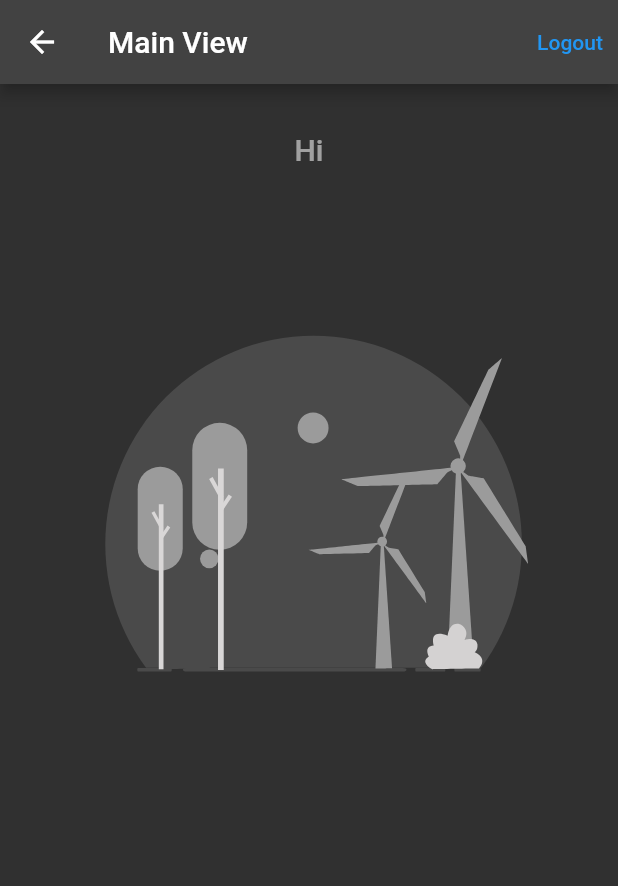
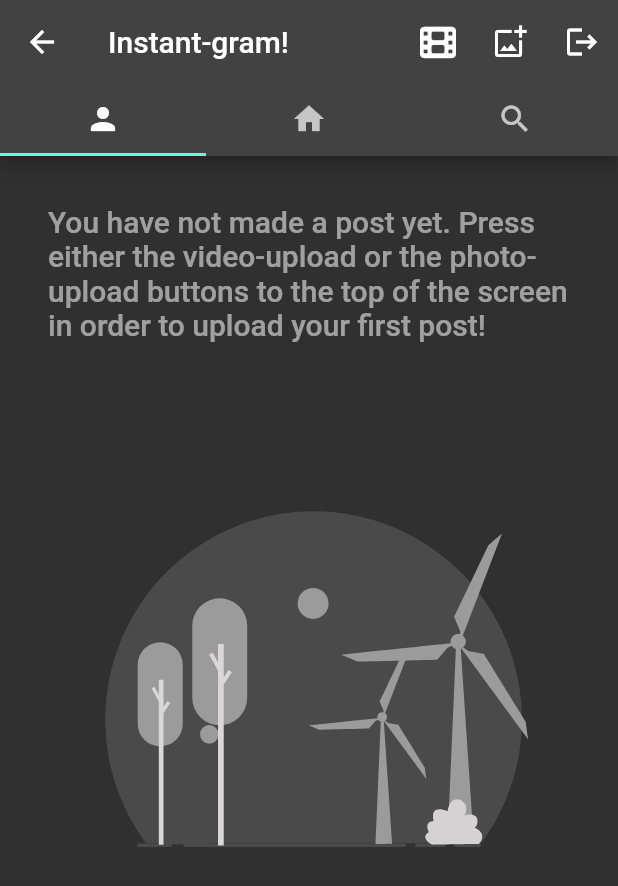
Before and after one commit to ahmedalmubarak/instant_gram, a Flutter app: the MainView screen opened directly, on a phone screen of 412 x 824 dp. Shown: the top 886 px of the screen. Run offline on Flutter 3.47's test engine with Material 2 defaults, Android fonts, the phone set to English and light mode, and no system bars; our stand-ins replace cloud_firestore, firebase_auth, firebase_core, font_awesome_flutter, google_sign_in, hooks_riverpod and 1 more; accounts and stored records are empty.

Commit message:
main view

```diff
--- a/lib/main.dart
+++ b/lib/main.dart
@@ -1,13 +1,12 @@
 import 'package:flutter/material.dart';
 import 'package:firebase_core/firebase_core.dart';
 import 'package:hooks_riverpod/hooks_riverpod.dart';
-import 'package:instagram_clone/state/auth/providers/auth_state_provider.dart';
 import 'package:instagram_clone/state/auth/providers/is_logged_in_provider.dart';
 import 'package:instagram_clone/state/providers/is_loading_provider.dart';
-import 'package:instagram_clone/views/components/animations/empty_contents_with_text_animation_view.dart';
 import 'package:instagram_clone/views/components/loading/loading_screen.dart';
 import 'firebase_options.dart';
 import 'views/login/login_view.dart';
+import 'views/main/main_view.dart';
 
 void main() async {
   WidgetsFlutterBinding.ensureInitialized();
@@ -54,31 +53,3 @@ class MyApp extends StatelessWidget {
     );
   }
 }
-
-class MainView extends ConsumerWidget {
-  const MainView({Key? key}) : super(key: key);
-
-  @override
-  Widget build(BuildContext context, WidgetRef ref) {
-    return Scaffold(
-      appBar: AppBar(
-        title: const Text('Main View'),
-        actions: [
-          TextButton(
-            onPressed: () async {
-              await ref.read(authStateNotifier.notifier).logOut();
-            },
-            child: const Text('Logout'),
-          ),
-        ],
-      ),
-      body: Column(
-        children: const [
-          EmptyContentsWithTextAnimationView(
-            text: 'Hi',
-          ),
-        ],
-      ),
-    );
-  }
-}
--- /dev/null
+++ b/lib/state/image_upload/models/file_type.dart
@@ -0,0 +1,4 @@
+enum FileType {
+  video,
+  image,
+}
--- /dev/null
+++ b/lib/state/posts/models/post.dart
@@ -0,0 +1,48 @@
+import 'package:cloud_firestore/cloud_firestore.dart';
+import 'package:flutter/foundation.dart' show immutable;
+import 'package:instagram_clone/state/posts/models/post_keys.dart';
+
+import '../../image_upload/models/file_type.dart';
+import '../../posts_settings/models/post_setting.dart';
+
+@immutable
+class Post {
+  final String postId;
+  final String userId;
+  final String message;
+  final DateTime createdAt;
+  final String thumbnailUrl;
+  final String fileUrl;
+  final FileType fileType;
+  final String fileName;
+  final double aspectRatio;
+  final String thumbnailStorageId;
+  final String originalFileStorageId;
+  final Map<PostSetting, bool> postSettings;
+
+  Post({
+    required this.postId,
+    required Map<String, dynamic> json,
+  })  : userId = json[PostKey.userId],
+        message = json[PostKey.message],
+        createdAt = (json[PostKey.createdAt] as Timestamp).toDate(),
+        thumbnailUrl = json[PostKey.thumbnailUrl],
+        fileUrl = json[PostKey.fileUrl],
+        fileType = FileType.values.firstWhere(
+          (fileType) => fileType == json[PostKey.fileType],
+          orElse: () => FileType.image,
+        ),
+        fileName = json[PostKey.fileName],
+        aspectRatio = json[PostKey.aspectRatio],
+        thumbnailStorageId = json[PostKey.thumbnailStorageId],
+        originalFileStorageId = json[PostKey.originalFileStorageId],
+        postSettings = {
+          for (final entry in json[PostKey.postSettings].entries)
+            PostSetting.values
+                    .firstWhere((element) => element.storageKey == entry.key):
+                entry.value
+        };
+
+  bool get allowLikes => postSettings[PostSetting.allowLikes] ?? false;
+  bool get allowComments => postSettings[PostSetting.allowComments] ?? false;
+}
--- /dev/null
+++ b/lib/state/posts/providers/user_posts_provider.dart
@@ -0,0 +1,37 @@
+import 'dart:async';
+
+import 'package:cloud_firestore/cloud_firestore.dart';
+import 'package:hooks_riverpod/hooks_riverpod.dart';
+import 'package:instagram_clone/state/auth/providers/user_id_provider.dart';
+import 'package:instagram_clone/state/constants/firebase_collection_name.dart';
+import 'package:instagram_clone/state/constants/firebase_field_name.dart';
+import 'package:instagram_clone/state/posts/models/post.dart';
+import 'package:instagram_clone/state/posts/models/post_keys.dart';
+
+final userPostsProvider = StreamProvider.autoDispose<Iterable<Post>>(
+  (ref) {
+    final controller = StreamController<Iterable<Post>>();
+    final userId = ref.watch(userIdProvider);
+    controller.onListen = () => controller.sink.add([]);
+    final sub = FirebaseFirestore.instance
+        .collection(FirebaseCollectionName.posts)
+        .orderBy(FirebaseFieldName.createdAt, descending: true)
+        .where(PostKey.userId, isEqualTo: userId)
+        .snapshots()
+        .listen((snapshot) {
+      final document = snapshot.docs;
+      final posts = document.where((doc) => !doc.metadata.hasPendingWrites).map(
+            (doc) => Post(
+              postId: doc.id,
+              json: doc.data(),
+            ),
+          );
+      controller.sink.add(posts);
+    });
+    ref.onDispose(() {
+      sub.cancel();
+      controller.close();
+    });
+    return controller.stream;
+  },
+);
--- a/lib/views/components/constants/strings.dart
+++ b/lib/views/components/constants/strings.dart
@@ -36,4 +36,28 @@ class Strings {
   static const signUpOn = 'Sign up on ';
   static const orCreateAnAccountOn = ' or create an account on ';
   static const loading = 'Loading...';
+  static const allowLikesTitle = 'Allow likes';
+  static const allowLikesDescription =
+      'By allowing likes, users will be able to press the like button on your post.';
+  static const allowLikesStorageKey = 'allow_likes';
+  static const allowCommentsTitle = 'Allow comments';
+  static const allowCommentsDescription =
+      'By allowing comments, users will be able to comment on your post.';
+  static const allowCommentsStorageKey = 'allow_comments';
+
+  static const comment = 'comment';
+
+  static const person = 'person';
+  static const people = 'people';
+  static const likedThis = 'liked this';
+
+  static const delete = 'Delete';
+  static const areYouSureYouWantToDeleteThis =
+      'Are you sure you want to delete this';
+
+  // log out
+  static const logOut = 'Log out';
+  static const areYouSureThatYouWantToLogOutOfTheApp =
+      'Are you sure that you want to log out of the app?';
+  static const cancel = 'Cancel';
 }
--- /dev/null
+++ b/lib/views/components/dialogs/alert_dialog_model.dart
@@ -0,0 +1,37 @@
+import 'package:flutter/material.dart';
+
+@immutable
+class AlertDialogModel<T> {
+  final String title;
+  final String message;
+  final Map<String, T> buttons;
+
+  const AlertDialogModel({
+    required this.title,
+    required this.message,
+    required this.buttons,
+  });
+}
+
+extension Present<T> on AlertDialogModel {
+  Future<T?> present(BuildContext context) {
+    return showDialog(
+        context: context,
+        builder: (context) {
+          return AlertDialog(
+            title: Text(title),
+            content: Text(message),
+            actions: buttons.entries
+                .map(
+                  (entry) => TextButton(
+                    onPressed: () {
+                      Navigator.pop(context, entry.value);
+                    },
+                    child: Text(entry.key),
+                  ),
+                )
+                .toList(),
+          );
+        });
+  }
+}
--- /dev/null
+++ b/lib/views/components/dialogs/logout_dialog.dart
@@ -0,0 +1,15 @@
+import 'package:flutter/foundation.dart' show immutable;
+import 'package:instagram_clone/views/components/constants/strings.dart';
+import 'package:instagram_clone/views/components/dialogs/alert_dialog_model.dart';
+
+@immutable
+class LogoutDialog extends AlertDialogModel<bool> {
+  LogoutDialog()
+      : super(
+            title: Strings.logOut,
+            message: Strings.areYouSureThatYouWantToLogOutOfTheApp,
+            buttons: {
+              Strings.cancel: false,
+              Strings.logOut: true,
+            });
+}
--- /dev/null
+++ b/lib/views/main/main_view.dart
@@ -0,0 +1,79 @@
+import 'package:flutter/material.dart';
+import 'package:font_awesome_flutter/font_awesome_flutter.dart';
+import 'package:hooks_riverpod/hooks_riverpod.dart';
+import 'package:instagram_clone/views/components/constants/strings.dart';
+import 'package:instagram_clone/views/components/dialogs/alert_dialog_model.dart';
+import 'package:instagram_clone/views/components/dialogs/logout_dialog.dart';
+import 'package:instagram_clone/views/tabs/user_posts/user_posts_view.dart';
+
+import '../../state/auth/providers/auth_state_provider.dart';
+
+class MainView extends ConsumerStatefulWidget {
+  const MainView({super.key});
+
+  @override
+  ConsumerState<ConsumerStatefulWidget> createState() => _MainViewState();
+}
+
+class _MainViewState extends ConsumerState<MainView> {
+  @override
+  Widget build(BuildContext context) {
+    return DefaultTabController(
+      length: 3,
+      child: Scaffold(
+        appBar: AppBar(
+          title: const Text(Strings.appName),
+          actions: [
+            IconButton(
+              onPressed: () async {},
+              icon: const FaIcon(
+                FontAwesomeIcons.film,
+              ),
+            ),
+            IconButton(
+              onPressed: () {},
+              icon: const Icon(
+                Icons.add_photo_alternate_outlined,
+              ),
+            ),
+            IconButton(
+              onPressed: () async {
+                final shouldLogout = await LogoutDialog().present(context).then(
+                      (value) => value ?? false,
+                    );
+                if (shouldLogout) {
+                  await ref.read(authStateNotifier.notifier).logOut();
+                }
+              },
+              icon: const Icon(
+                Icons.logout,
+              ),
+            ),
+          ],
+          bottom: const TabBar(tabs: [
+            Tab(
+              child: Icon(
+                Icons.person,
+              ),
+            ),
+            Tab(
+              child: Icon(
+                Icons.home,
+              ),
+            ),
+            Tab(
+              child: Icon(
+                Icons.search,
+              ),
+            ),
+          ]),
+        ),
+        body: const TabBarView(children: [
+          UserPostsView(),
+          UserPostsView(),
+          UserPostsView(),
+        ]),
+      ),
+    );
+  }
+}
--- /dev/null
+++ b/lib/views/tabs/user_posts/user_posts_view.dart
@@ -0,0 +1,38 @@
+import 'package:flutter/material.dart';
+import 'package:hooks_riverpod/hooks_riverpod.dart';
+import 'package:instagram_clone/state/posts/providers/user_posts_provider.dart';
+import 'package:instagram_clone/views/components/animations/empty_contents_with_text_animation_view.dart';
+import 'package:instagram_clone/views/components/animations/error_animation_view.dart';
+import 'package:instagram_clone/views/components/animations/loading_animation_view.dart';
+import 'package:instagram_clone/views/components/constants/strings.dart';
+import 'package:instagram_clone/views/components/post/posts_grid_view.dart';
+
+class UserPostsView extends ConsumerWidget {
+  const UserPostsView({super.key});
+
+  @override
+  Widget build(BuildContext context, WidgetRef ref) {
+    final posts = ref.watch(userPostsProvider);
+    return RefreshIndicator(
+      onRefresh: () {
+        ref.refresh(userPostsProvider);
+        return Future.delayed(
+          const Duration(seconds: 1),
+        );
+      },
+      child: posts.when(
+        data: (posts) {
+          if (posts.isEmpty) {
+            return const EmptyContentsWithTextAnimationView(
+              text: Strings.youHaveNoPosts,
+            );
+          } else {
+            return PostsGridView(posts: posts);
+          }
+        },
+        error: (_, __) => const ErrorAnimationView(),
+        loading: () => const LoadingAnimationView(),
+      ),
+    );
+  }
+}
```
Also changed, not shown: lib/state/posts/models/post_keys.dart (added, +17 -0 lines), lib/state/posts_settings/constants/constants.dart (added, +14 -0 lines), lib/state/posts_settings/models/post_setting.dart (added, +23 -0 lines), lib/views/components/post/post_thumbnail_view.dart (added, +23 -0 lines), lib/views/components/post/posts_grid_view.dart (added, +33 -0 lines).
